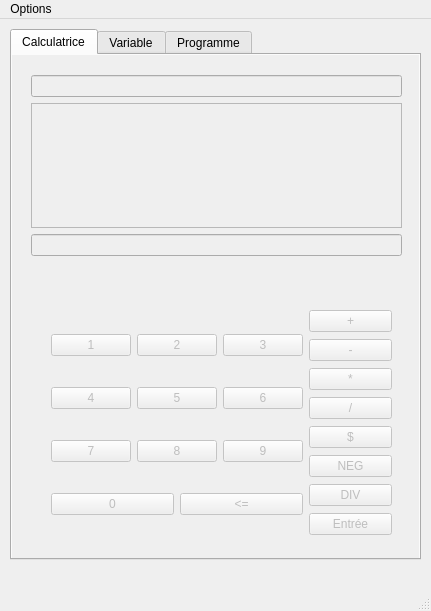
Yolioreo/LO21-projet, file interface_graphique.ui: the form before one commit.
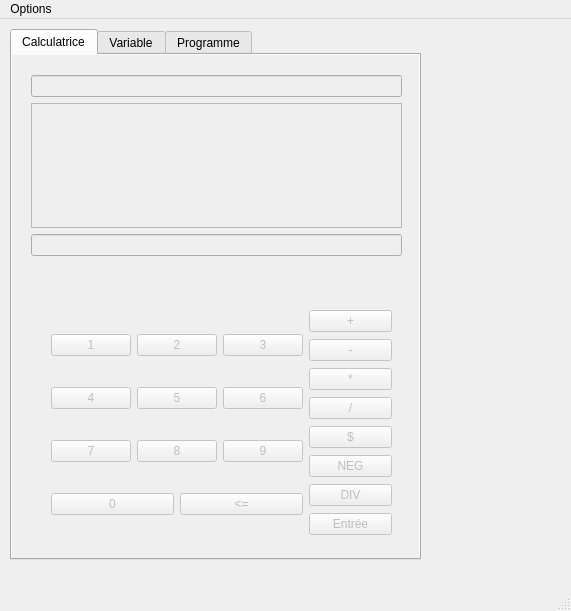
The form after the commit.

Patch:
```diff
--- a/interface_graphique.ui
+++ b/interface_graphique.ui
@@ -6,7 +6,7 @@
    <rect>
     <x>0</x>
     <y>0</y>
-    <width>431</width>
+    <width>571</width>
     <height>611</height>
    </rect>
   </property>
@@ -290,8 +290,8 @@
     <rect>
      <x>0</x>
      <y>0</y>
-     <width>431</width>
-     <height>25</height>
+     <width>571</width>
+     <height>21</height>
     </rect>
    </property>
    <widget class="QMenu" name="menuOption">
```
